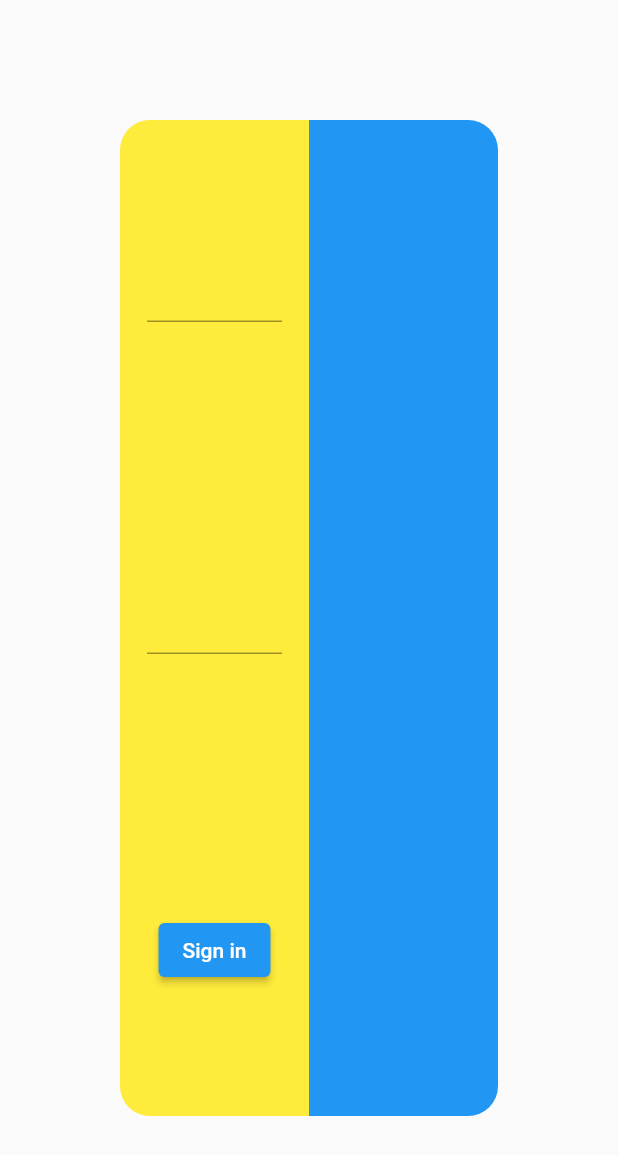
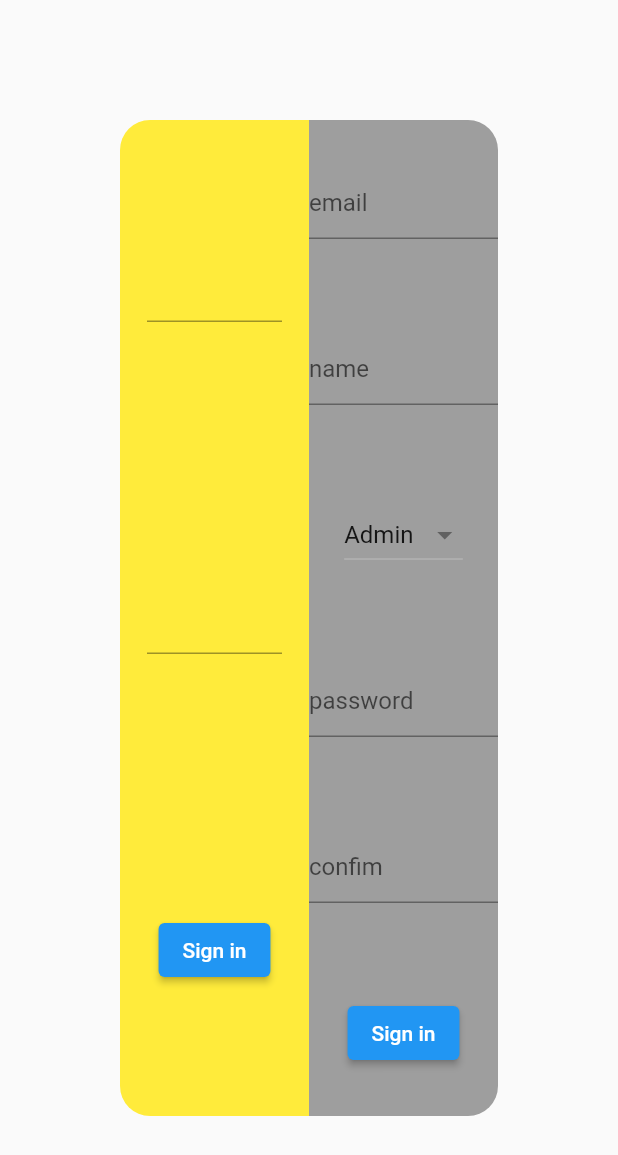
Before and after one commit to mohamedlotfy50/e_exam, a Flutter app: the WebScreen widget shown alone on an empty page, opened directly, on a phone screen of 412 x 824 dp. Shown: the top 1155 px of the screen. Run offline on Flutter 3.47's test engine with Material 2 defaults, Android fonts, the phone set to English and light mode, and no system bars; our stand-ins replace bloc, cloud_firestore, dartz, firebase_auth, firebase_core, flutter_bloc and 1 more; accounts and stored records are empty; generated files the repository leaves out were written again.

Commit message:
continue signup

```diff
--- a/lib/blocs/auth/bloc/auth_state.dart
+++ b/lib/blocs/auth/bloc/auth_state.dart
@@ -26,6 +26,6 @@ abstract class AuthState with _$AuthState {
         name: Name(''),
         password: Password(''),
         showErrorMessage: false,
-        userRole: UserRole(UserRole.roles.first),
+        userRole: UserRole(),
       );
 }
--- a/lib/models/password.dart
+++ b/lib/models/password.dart
@@ -14,7 +14,7 @@ class Password {
   }
 
   String isEqual(Password obj) {
-    if (_value == obj._value) {
+    if (_value != obj._value && _value.isRight() && obj.isValid()) {
       return 'password does not match';
     }
     return null;
--- a/lib/models/roles.dart
+++ b/lib/models/roles.dart
@@ -1,8 +1,8 @@
 class UserRole {
-  static const List<String> roles = const ['Admin', 'Doctor', 'Student'];
-  final String _role;
-  UserRole(this._role);
-  bool isAdmin() => _role == roles[0];
-  bool isDoctor() => _role == roles[1];
-  bool isStudent() => _role == roles[2];
+  final List<String> roles = const ['Admin', 'Doctor', 'Student'];
+  final String role;
+  UserRole({this.role = 'Admin'});
+  bool isAdmin() => role == roles[0];
+  bool isDoctor() => role == roles[1];
+  bool isStudent() => role == roles[2];
 }
--- a/lib/prsentation/screens/auth/signup_screen.dart
+++ b/lib/prsentation/screens/auth/signup_screen.dart
@@ -1,12 +1,120 @@
+import 'package:e_exam/blocs/auth/bloc/auth_bloc.dart';
 import 'package:flutter/material.dart';
+import 'package:flutter_bloc/flutter_bloc.dart';
 
 class SignUpScreen extends StatelessWidget {
   @override
   Widget build(BuildContext context) {
     return Container(
-      color: Colors.yellow,
-      child: Column(
-        children: [Text('2')],
+      color: Colors.grey,
+      child: BlocConsumer<AuthBloc, AuthState>(
+        bloc: context.read<AuthBloc>(),
+        listener: (context, state) {},
+        builder: (context, state) {
+          return Form(
+            autovalidateMode: state.showErrorMessage
+                ? AutovalidateMode.always
+                : AutovalidateMode.disabled,
+            child: Column(
+              mainAxisAlignment: MainAxisAlignment.spaceAround,
+              children: [
+                TextFormField(
+                  decoration: InputDecoration(hintText: 'email'),
+                  onChanged: (email) {
+                    context.read<AuthBloc>().add(EmailChanged(email));
+                  },
+                  validator: (_) {
+                    return context
+                        .read<AuthBloc>()
+                        .state
+                        .email
+                        .getTheErrorMessage();
+                  },
+                ),
+                TextFormField(
+                  decoration: InputDecoration(hintText: 'name'),
+                  onChanged: (name) {
+                    context.read<AuthBloc>().add(NameChanged(name));
+                  },
+                  validator: (_) {
+                    return context
+                        .read<AuthBloc>()
+                        .state
+                        .name
+                        .getTheErrorMessage();
+                  },
+                ),
+                DropdownButton<String>(
+                  onChanged: (role) {
+                    context.read<AuthBloc>().add(UserRoleChanged(role));
+                  },
+                  items: state.userRole.roles
+                      .map((e) => DropdownMenuItem<String>(
+                            child: Text(e),
+                            value: e,
+                          ))
+                      .toList(),
+                  value: state.userRole.role,
+                ),
+                if (!state.userRole.isAdmin())
+                  DropdownButton<String>(
+                    onChanged: (level) {
+                      context.read<AuthBloc>().add(LevelChanged(level));
+                    },
+                    items: state.level.levels
+                        .map((e) => DropdownMenuItem<String>(
+                              child: Text(e),
+                              value: e,
+                            ))
+                        .toList(),
+                    value: state.level.selectedLevel,
+                  ),
+                if (state.userRole.isStudent() && state.level.isValid())
+                  DropdownButton<String>(
+                    onChanged: (level) {
+                      context.read<AuthBloc>().add(DepartmentChanged(level));
+                    },
+                    items: state.department.departments
+                        .map((e) => DropdownMenuItem<String>(
+                              child: Text(e),
+                              value: e,
+                            ))
+                        .toList(),
+                    value: state.department.selectedDepartment,
+                  ),
+                TextFormField(
+                  decoration: InputDecoration(hintText: 'password'),
+                  onChanged: (password) {
+                    context.read<AuthBloc>().add(PasswordChanged(password));
+                  },
+                  validator: (_) {
+                    return context
+                        .read<AuthBloc>()
+                        .state
+                        .password
+                        .getTheErrorMessage();
+                  },
+                ),
+                TextFormField(
+                  decoration: InputDecoration(hintText: 'confim'),
+                  onChanged: (name) {
+                    context.read<AuthBloc>().add(PasswordConfigChanged(name));
+                  },
+                  validator: (_) {
+                    return context.read<AuthBloc>().state.password.isEqual(
+                        context.read<AuthBloc>().state.confirmPassword);
+                  },
+                ),
+                ElevatedButton(
+                  onPressed: () {
+                    context.read<AuthBloc>().add(SignUp());
+                  },
+                  child: Text('Sign in'),
+                ),
+              ],
+            ),
+          );
+        },
       ),
     );
   }
--- a/lib/prsentation/screens/auth/web_view.dart
+++ b/lib/prsentation/screens/auth/web_view.dart
@@ -1,4 +1,5 @@
 import 'package:e_exam/prsentation/screens/auth/signin_screen.dart';
+import 'package:e_exam/prsentation/screens/auth/signup_screen.dart';
 import 'package:flutter/material.dart';
 
 class WebScreen extends StatelessWidget {
@@ -14,9 +15,7 @@ class WebScreen extends StatelessWidget {
             children: [
               Expanded(child: SignInScreen()),
               Expanded(
-                child: Container(
-                  color: Colors.blue,
-                ),
+                child: SignUpScreen(),
               ),
             ],
           ),
```
Also changed, not shown: lib/blocs/auth/bloc/auth_bloc.dart (+8 -3 lines), lib/prsentation/screens/auth/signin_screen.dart (+5 -4 lines).
